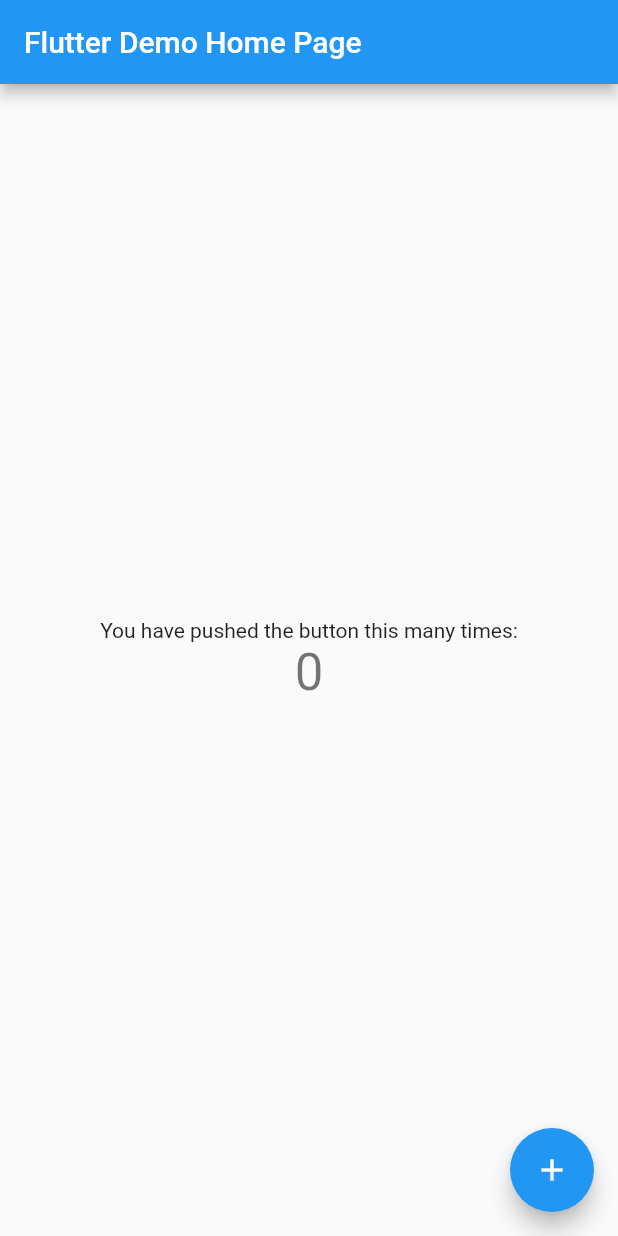
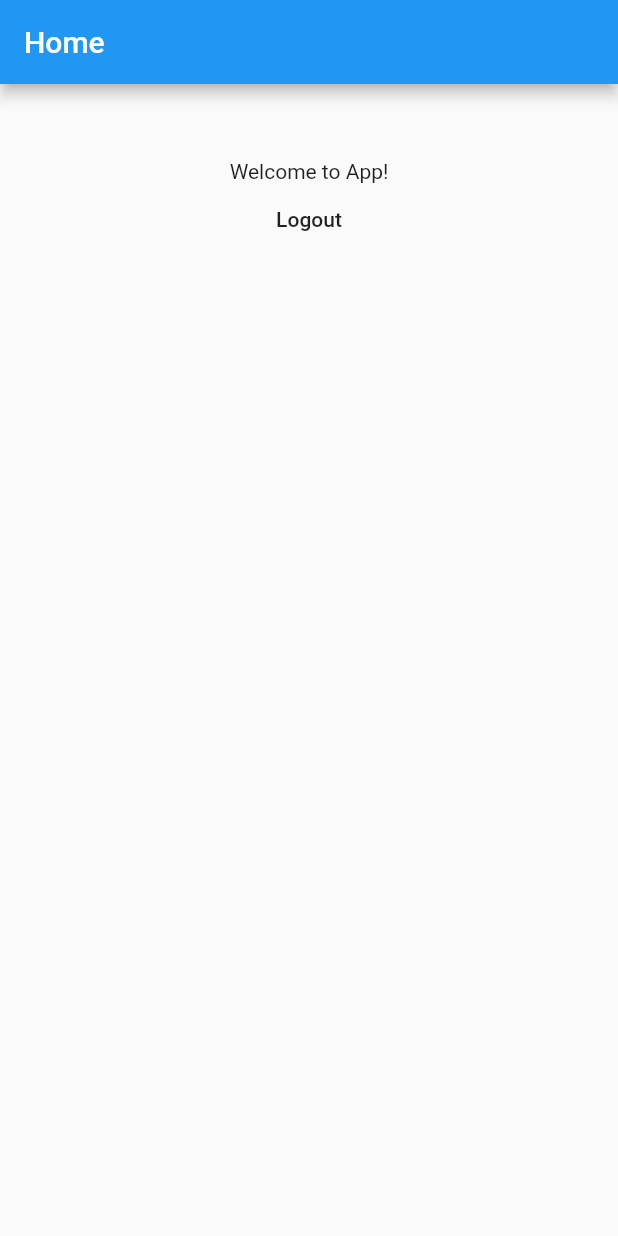
Before and after one commit to anilcancakir/dynamic-home-example-flutter, a Flutter app: the screen it shows after launch, on a phone screen of 412 x 824 dp. Run offline on Flutter 3.47's test engine with Material 2 defaults, Android fonts, the phone set to English and light mode, and no system bars.

Commit message:
Changed readme file. Added authService. Added homePage. Added loginPage. Changed main.

```diff
--- a/lib/main.dart
+++ b/lib/main.dart
@@ -1,109 +1,27 @@
+import 'package:app/pages/home.page.dart';
+import 'package:app/pages/login.page.dart';
+import 'package:app/services/auth.service.dart';
 import 'package:flutter/material.dart';
 
-void main() => runApp(new MyApp());
+void main() async {
+  // Create our auth service.
+  AuthService _auth = new AuthService();
 
-class MyApp extends StatelessWidget {
-  // This widget is the root of your application.
-  @override
-  Widget build(BuildContext context) {
-    return new MaterialApp(
-      title: 'Flutter Demo',
-      theme: new ThemeData(
-        // This is the theme of your application.
-        //
-        // Try running your application with "flutter run". You'll see the
-        // application has a blue toolbar. Then, without quitting the app, try
-        // changing the primarySwatch below to Colors.green and then invoke
-        // "hot reload" (press "r" in the console where you ran "flutter run",
-        // or press Run > Flutter Hot Reload in IntelliJ). Notice that the
-        // counter didn't reset back to zero; the application is not restarted.
-        primarySwatch: Colors.blue,
-      ),
-      home: new MyHomePage(title: 'Flutter Demo Home Page'),
-    );
-  }
-}
+  // Set default home.
+  Widget _defaultHome = new LoginPage();
 
-class MyHomePage extends StatefulWidget {
-  MyHomePage({Key key, this.title}) : super(key: key);
-
-  // This widget is the home page of your application. It is stateful, meaning
-  // that it has a State object (defined below) that contains fields that affect
-  // how it looks.
-
-  // This class is the configuration for the state. It holds the values (in this
-  // case the title) provided by the parent (in this case the App widget) and
-  // used by the build method of the State. Fields in a Widget subclass are
-  // always marked "final".
-
-  final String title;
-
-  @override
-  _MyHomePageState createState() => new _MyHomePageState();
-}
-
-class _MyHomePageState extends State<MyHomePage> {
-  int _counter = 0;
-
-  void _incrementCounter() {
-    setState(() {
-      // This call to setState tells the Flutter framework that something has
-      // changed in this State, which causes it to rerun the build method below
-      // so that the display can reflect the updated values. If we changed
-      // _counter without calling setState(), then the build method would not be
-      // called again, and so nothing would appear to happen.
-      _counter++;
-    });
+  // Get result of the login function.
+  bool _result = await _auth.login();
+  if (_result) {
+    _defaultHome = new HomePage();
   }
 
-  @override
-  Widget build(BuildContext context) {
-    // This method is rerun every time setState is called, for instance as done
-    // by the _incrementCounter method above.
-    //
-    // The Flutter framework has been optimized to make rerunning build methods
-    // fast, so that you can just rebuild anything that needs updating rather
-    // than having to individually change instances of widgets.
-    return new Scaffold(
-      appBar: new AppBar(
-        // Here we take the value from the MyHomePage object that was created by
-        // the App.build method, and use it to set our appbar title.
-        title: new Text(widget.title),
-      ),
-      body: new Center(
-        // Center is a layout widget. It takes a single child and positions it
-        // in the middle of the parent.
-        child: new Column(
-          // Column is also layout widget. It takes a list of children and
-          // arranges them vertically. By default, it sizes itself to fit its
-          // children horizontally, and tries to be as tall as its parent.
-          //
-          // Invoke "debug paint" (press "p" in the console where you ran
-          // "flutter run", or select "Toggle Debug Paint" from the Flutter tool
-          // window in IntelliJ) to see the wireframe for each widget.
-          //
-          // Column has various properties to control how it sizes itself and
-          // how it positions its children. Here we use mainAxisAlignment to
-          // center the children vertically; the main axis here is the vertical
-          // axis because Columns are vertical (the cross axis would be
-          // horizontal).
-          mainAxisAlignment: MainAxisAlignment.center,
-          children: <Widget>[
-            new Text(
-              'You have pushed the button this many times:',
-            ),
-            new Text(
-              '$_counter',
-              style: Theme.of(context).textTheme.display1,
-            ),
-          ],
-        ),
-      ),
-      floatingActionButton: new FloatingActionButton(
-        onPressed: _incrementCounter,
-        tooltip: 'Increment',
-        child: new Icon(Icons.add),
-      ), // This trailing comma makes auto-formatting nicer for build methods.
-    );
-  }
+  runApp(new MaterialApp(
+    title: 'App',
+    home: _defaultHome,
+    routes: <String, WidgetBuilder>{
+      '/home': (BuildContext context) => new HomePage(),
+      '/login': (BuildContext context) => new LoginPage()
+    },
+  ));
 }
--- /dev/null
+++ b/lib/pages/home.page.dart
@@ -0,0 +1,29 @@
+import 'package:flutter/material.dart';
+
+class HomePage extends StatelessWidget {
+  @override
+  Widget build(BuildContext context) => new Scaffold(
+    appBar: new AppBar(
+      title: new Text('Home'),
+    ),
+    body: new Container(
+      margin: new EdgeInsets.only(
+        top: 50.0
+      ),
+      alignment: Alignment.center,
+      child: new Column(
+        children: <Widget>[
+          new Text('Welcome to App!'),
+          new FlatButton(
+            child: new Text(
+              'Logout'
+            ),
+            onPressed: () {
+              Navigator.of(context).pushReplacementNamed('/login');
+            }
+          )
+        ],
+      ),
+    ),
+  );
+}
```
Also changed, not shown: lib/pages/login.page.dart (added, +22 -0 lines), lib/services/auth.service.dart (added, +24 -0 lines), 1 other file.
